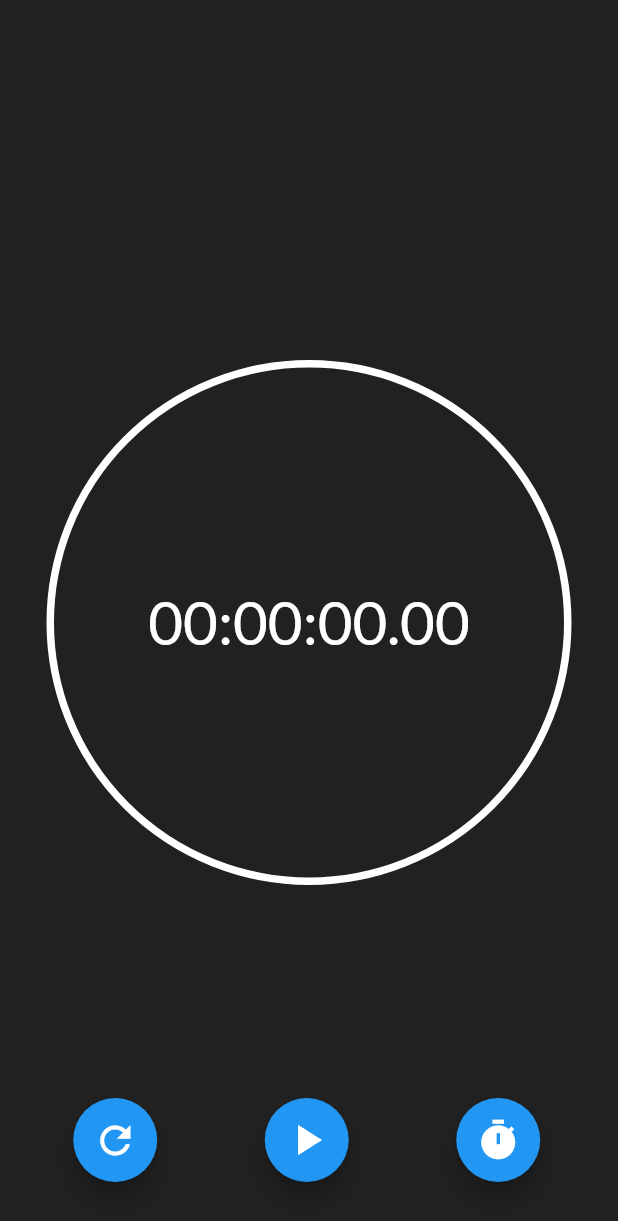
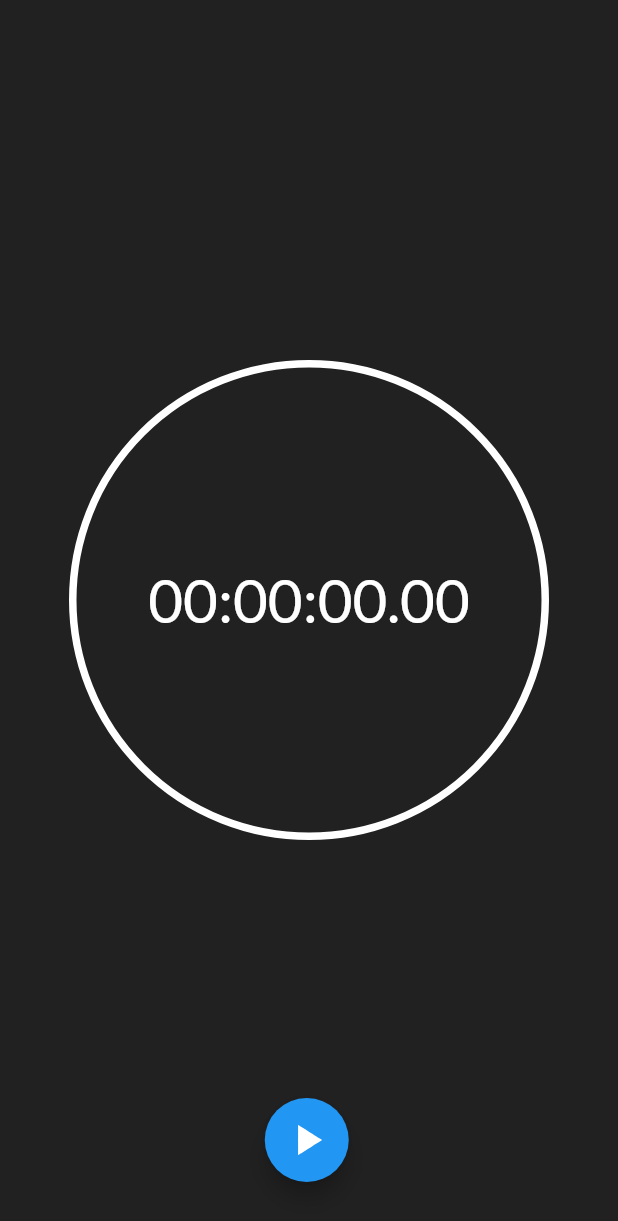
Before and after one commit to Rohith-JN/Time-App, a Flutter app: the StopWatchScreen screen opened directly, on a phone screen of 412 x 824 dp. Shown: the top 1221 px of the screen. Run offline on Flutter 3.47's test engine with Material 2 defaults, Android fonts, the light colour scheme and no system bars; our stand-ins replace flutter_slidable, font_awesome_flutter, get, get_storage, google_fonts, stop_watch_timer and 1 more; accounts and stored records are empty.

```diff
--- a/lib/Screens/StopWatchScreen.dart
+++ b/lib/Screens/StopWatchScreen.dart
@@ -22,8 +22,8 @@ class _StopWatchScreenState extends State<StopWatchScreen>
   @override
   void initState() {
     super.initState();
-    controller =
-        AnimationController(vsync: this, duration: const Duration(milliseconds: 200));
+    controller = AnimationController(
+        vsync: this, duration: const Duration(milliseconds: 200));
   }
 
   @override
@@ -43,6 +43,13 @@ class _StopWatchScreenState extends State<StopWatchScreen>
             Center(
               child: AnimatedContainer(
                 margin: EdgeInsets.only(top: value),
+                width: 320.0,
+                height: 420.0,
+                decoration: BoxDecoration(
+                    border: Border.all(color: Colors.white, width: 5.0),
+                    shape: BoxShape.circle),
+                duration: const Duration(milliseconds: 900),
+                curve: Curves.decelerate,
                 child: Center(
                     child: StreamBuilder<int>(
                         stream: _stopWatchTimer.rawTime,
@@ -58,13 +65,6 @@ class _StopWatchScreenState extends State<StopWatchScreen>
                                 fontSize: 40.0, color: Colors.white),
                           );
                         })),
-                width: 350.0,
-                height: 450.0,
-                decoration: BoxDecoration(
-                    border: Border.all(color: Colors.white, width: 5.0),
-                    shape: BoxShape.circle),
-                duration: const Duration(milliseconds: 900),
-                curve: Curves.decelerate,
               ),
             ),
             Visibility(
@@ -138,7 +138,9 @@ class _StopWatchScreenState extends State<StopWatchScreen>
           child: Row(
             mainAxisAlignment: MainAxisAlignment.spaceAround,
             children: [
-              FloatingActionButton(
+              Visibility(
+                visible: (_stopWatchTimer.rawTime.value != 0) ? true : false,
+                child: FloatingActionButton(
                   onPressed: isPlaying
                       ? null
                       : () {
@@ -152,6 +154,7 @@ class _StopWatchScreenState extends State<StopWatchScreen>
                   child: const Icon(
                     Icons.refresh,
                     size: 30.0,
+                  ),
                 ),
               ),
               FloatingActionButton(
@@ -169,7 +172,9 @@ class _StopWatchScreenState extends State<StopWatchScreen>
                   progress: controller,
                 ),
               ),
-              FloatingActionButton(
+              Visibility(
+                visible: (_stopWatchTimer.rawTime.value != 0) ? true : false,
+                child: FloatingActionButton(
                   onPressed: isPlaying
                       ? () {
                           setState(() {
@@ -182,6 +187,7 @@ class _StopWatchScreenState extends State<StopWatchScreen>
                   child: const Icon(
                     Icons.timer,
                     size: 30.0,
+                  ),
                 ),
               ),
             ],
```
Also changed, not shown: lib/Screens/ClockScreen.dart (deleted, +0 -120 lines), lib/Screens/mainScreen.dart (+3 -10 lines). Lines whose indentation alone changed are shown as unchanged.
